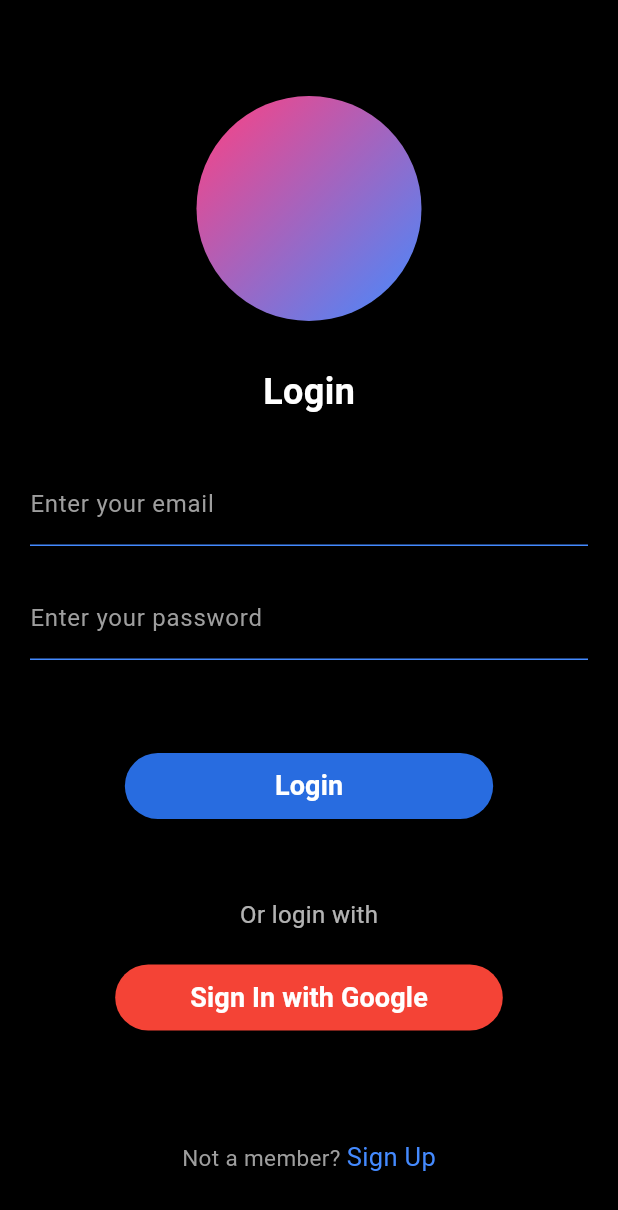
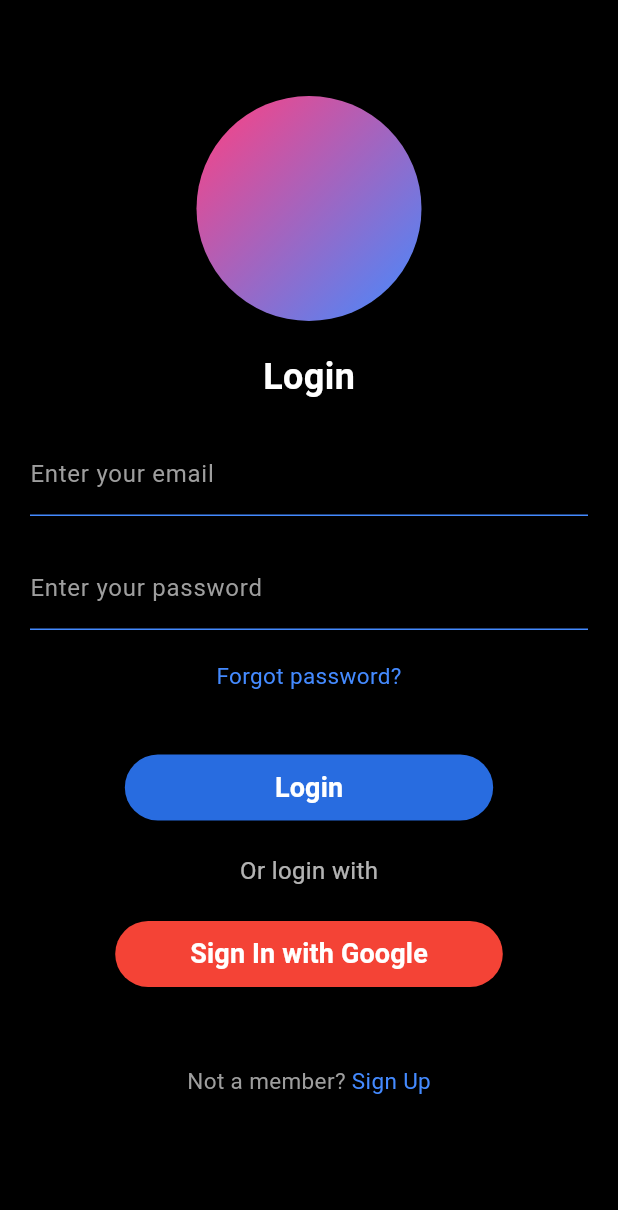
Before and after one commit to adverobbnmmmm/ASSISTREND, a Flutter app: the screen it shows after launch, after a tap on "Sign In with Google", on a phone screen of 412 x 824 dp. Shown: the top 1210 px of the screen. Run offline on Flutter 3.47's test engine with Material 3 defaults, Android fonts, the phone set to English and light mode, and no system bars; our stand-ins replace google_sign_in, shared_preferences; network calls fail.

Commit message:
Update assistrend_login.dart + add forgot pass page

```diff
--- a/lib/assistrend_login.dart
+++ b/lib/assistrend_login.dart
@@ -1,13 +1,13 @@
 import 'dart:math';
+import 'package:assistrend/assistrend_forgotpass.dart';
 import 'package:flutter/material.dart';
-import 'assistrend_signup.dart'; // Import the login page
+import 'assistrend_signup.dart';
 import 'services/api_service.dart';
 import 'utils/storage.dart';
 import 'package:google_sign_in/google_sign_in.dart';
 // import 'package:flutter_secure_storage/flutter_secure_storage.dart';
 import 'package:http/http.dart' as http;
 import 'dart:convert';
-
 
 class AssistrendLogin extends StatefulWidget {
   @override
@@ -37,9 +37,9 @@ class _AssistrendLoginState extends State<AssistrendLogin> {
       // Navigate to home screen
       Navigator.pushReplacementNamed(context, '/home');
     } catch (e) {
-      ScaffoldMessenger.of(context).showSnackBar(
-        SnackBar(content: Text('Login failed: $e')),
-      );
+      ScaffoldMessenger.of(
+        context,
+      ).showSnackBar(SnackBar(content: Text('Login failed: $e')));
     } finally {
       setState(() {
         _isLoading = false;
@@ -56,7 +56,8 @@ class _AssistrendLoginState extends State<AssistrendLogin> {
       final GoogleSignInAccount? googleUser = await _googleSignIn.signIn();
       if (googleUser == null) return; // User canceled the login
 
-    final GoogleSignInAuthentication googleAuth = await googleUser.authentication;
+      final GoogleSignInAuthentication googleAuth =
+          await googleUser.authentication;
       final String? idToken = googleAuth.idToken;
       final String? accessToken = googleAuth.accessToken;
 
@@ -64,10 +65,7 @@ class _AssistrendLoginState extends State<AssistrendLogin> {
       final response = await http.post(
         Uri.parse('http://10.0.2.2:8000/auth/google/'),
         headers: {'Content-Type': 'application/json'},
-      body: json.encode({
-        'id_token': idToken,
-        'access_token': accessToken,
-      }),
+        body: json.encode({'id_token': idToken, 'access_token': accessToken}),
       );
 
       if (response.statusCode == 200) {
@@ -84,20 +82,17 @@ class _AssistrendLoginState extends State<AssistrendLogin> {
         );
       }
     } catch (error) {
-    ScaffoldMessenger.of(context).showSnackBar(
-      SnackBar(content: Text('Google Sign-In Error: $error')),
-    );
+      ScaffoldMessenger.of(
+        context,
+      ).showSnackBar(SnackBar(content: Text('Google Sign-In Error: $error')));
       print("111111111111  $error");
     }
   }
-
 
   // Future<void> printStoredToken() async {
   //   final token = await Storage.getToken();
   //   print('Stored Token: $token');
   // }
-
-
 
   @override
   Widget build(BuildContext context) {
@@ -123,7 +118,7 @@ class _AssistrendLoginState extends State<AssistrendLogin> {
                   ),
                 ),
               ),
-              SizedBox(height: 30),
+              SizedBox(height: 20),
               Text(
                 'Login',
                 style: TextStyle(
@@ -132,7 +127,7 @@ class _AssistrendLoginState extends State<AssistrendLogin> {
                   fontWeight: FontWeight.bold,
                 ),
               ),
-              SizedBox(height: 30),
+              SizedBox(height: 20),
               TextField(
                 controller: _emailController,
                 style: TextStyle(color: Colors.white),
@@ -163,7 +158,31 @@ class _AssistrendLoginState extends State<AssistrendLogin> {
                   ),
                 ),
               ),
-              SizedBox(height: 60),
+              SizedBox(height: 20),
+              GestureDetector(
+                onTap: () {
+                  Navigator.push(
+                    context,
+                    MaterialPageRoute(
+                      builder: (context) => AssistrendForgotpass(),
+                    ),
+                  );
+                },
+                child: Text.rich(
+                  TextSpan(
+                    children: [
+                      TextSpan(
+                        text: 'Forgot password?',
+                        style: TextStyle(
+                          color: Colors.blueAccent,
+                          fontSize: 15,
+                        ),
+                      ),
+                    ],
+                  ),
+                ),
+              ),
+              SizedBox(height: 40),
               ElevatedButton(
                 onPressed: _isLoading ? null : _handleLogin,
                 style: ElevatedButton.styleFrom(
@@ -173,7 +192,8 @@ class _AssistrendLoginState extends State<AssistrendLogin> {
                     borderRadius: BorderRadius.circular(25),
                   ),
                 ),
-                child: _isLoading
+                child:
+                    _isLoading
                         ? CircularProgressIndicator(color: Colors.white)
                         : Text(
                           'Login',
@@ -184,13 +204,10 @@ class _AssistrendLoginState extends State<AssistrendLogin> {
                           ),
                         ),
               ),
-              SizedBox(height: 50),
+              SizedBox(height: 20),
               Text(
                 'Or login with',
-                style: TextStyle(
-                  fontSize: 16,
-                  color: Colors.white70,
-                ),
+                style: TextStyle(fontSize: 16, color: Colors.white70),
               ),
               SizedBox(height: 20),
               ElevatedButton(
@@ -211,7 +228,7 @@ class _AssistrendLoginState extends State<AssistrendLogin> {
                   ),
                 ),
               ),
-              SizedBox(height: 70),
+              SizedBox(height: 50),
               GestureDetector(
                 onTap: () {
                   Navigator.push(
@@ -228,7 +245,10 @@ class _AssistrendLoginState extends State<AssistrendLogin> {
                       ),
                       TextSpan(
                         text: 'Sign Up',
-                        style: TextStyle(color: Colors.blueAccent, fontSize: 17),
+                        style: TextStyle(
+                          color: Colors.blueAccent,
+                          fontSize: 15,
+                        ),
                       ),
                     ],
                   ),
```
Lines whose indentation alone changed are shown as unchanged.
